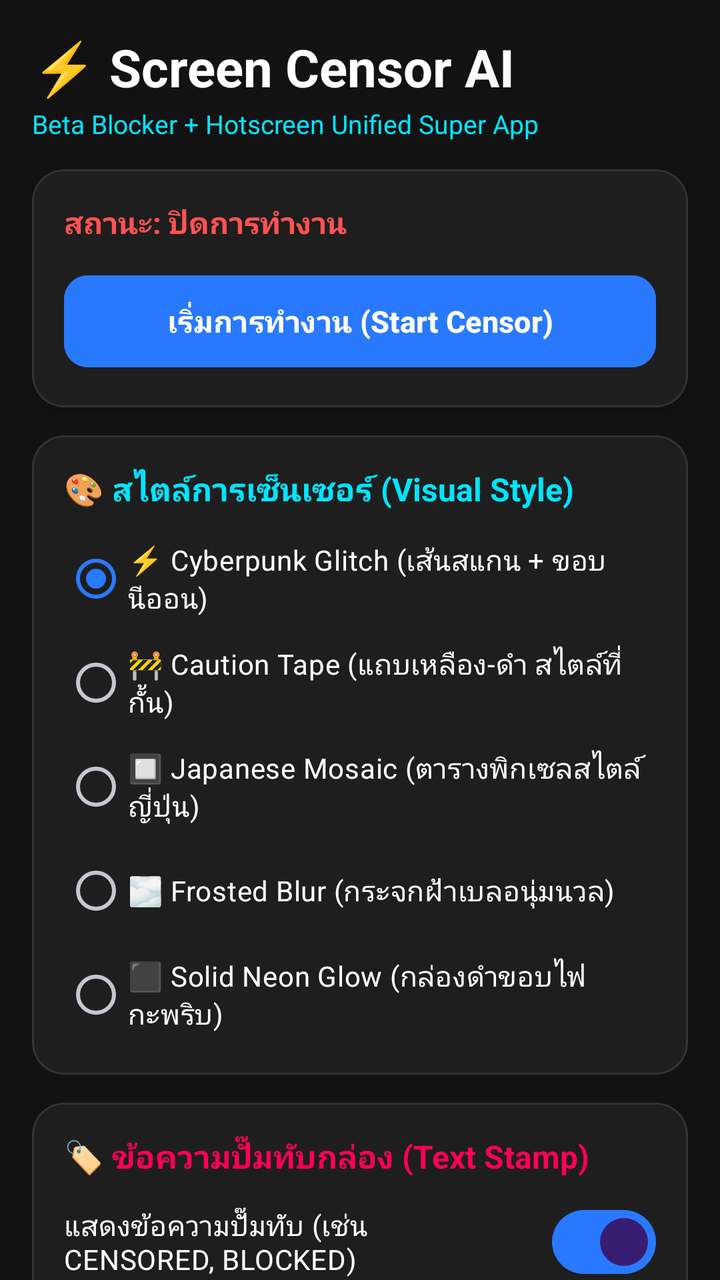
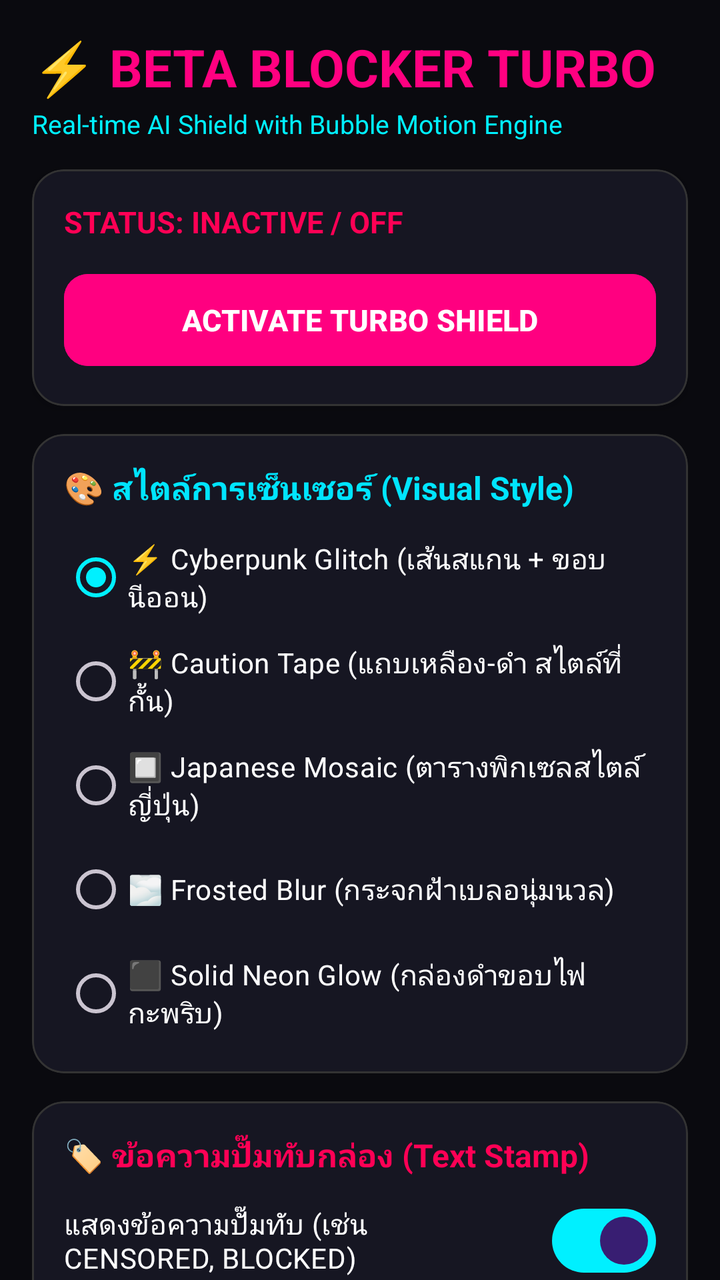

Compare the two renders of this Android layout. The source of the first and the diff that turns it into the second are given below.
<!-- AndroidManifest.xml: application theme Theme.ScreenCensor -->
<!-- res/layout/activity_main.xml -->
<?xml version="1.0" encoding="utf-8"?>
<androidx.core.widget.NestedScrollView xmlns:android="http://schemas.android.com/apk/res/android"
    xmlns:app="http://schemas.android.com/apk/res-auto"
    xmlns:tools="http://schemas.android.com/tools"
    android:layout_width="match_parent"
    android:layout_height="match_parent"
    android:background="@color/dark_bg"
    android:fillViewport="true">

    <LinearLayout
        android:layout_width="match_parent"
        android:layout_height="wrap_content"
        android:orientation="vertical"
        android:padding="16dp">

        
        <TextView
            android:layout_width="wrap_content"
            android:layout_height="wrap_content"
            android:text="⚡ Screen Censor AI"
            android:textColor="@color/white"
            android:textSize="26sp"
            android:textStyle="bold" />

        <TextView
            android:layout_width="wrap_content"
            android:layout_height="wrap_content"
            android:layout_marginTop="2dp"
            android:text="Beta Blocker + Hotscreen Unified Super App"
            android:textColor="#00E5FF"
            android:textSize="13sp" />

        
        <com.google.android.material.card.MaterialCardView
            android:layout_width="match_parent"
            android:layout_height="wrap_content"
            android:layout_marginTop="14dp"
            app:cardBackgroundColor="@color/dark_surface"
            app:cardCornerRadius="16dp"
            app:cardElevation="3dp"
            app:strokeColor="#333333"
            app:strokeWidth="1dp">

            <LinearLayout
                android:layout_width="match_parent"
                android:layout_height="wrap_content"
                android:orientation="vertical"
                android:padding="16dp">

                <TextView
                    android:id="@+id/tvStatus"
                    android:layout_width="wrap_content"
                    android:layout_height="wrap_content"
                    android:text="@string/status_inactive"
                    android:textColor="@color/accent_red"
                    android:textSize="15sp"
                    android:textStyle="bold" />

                <com.google.android.material.button.MaterialButton
                    android:id="@+id/btnToggle"
                    android:layout_width="match_parent"
                    android:layout_height="54dp"
                    android:layout_marginTop="12dp"
                    android:backgroundTint="@color/accent_blue"
                    android:text="@string/btn_start"
                    android:textColor="@color/white"
                    android:textSize="15sp"
                    android:textStyle="bold"
                    app:cornerRadius="12dp" />

            </LinearLayout>
        </com.google.android.material.card.MaterialCardView>

        
        <com.google.android.material.card.MaterialCardView
            android:layout_width="match_parent"
            android:layout_height="wrap_content"
            android:layout_marginTop="14dp"
            app:cardBackgroundColor="@color/dark_surface"
            app:cardCornerRadius="16dp"
            app:strokeColor="#333333"
            app:strokeWidth="1dp">

            <LinearLayout
                android:layout_width="match_parent"
                android:layout_height="wrap_content"
                android:orientation="vertical"
                android:padding="16dp">

                <TextView
                    android:layout_width="wrap_content"
                    android:layout_height="wrap_content"
                    android:text="🎨 สไตล์การเซ็นเซอร์ (Visual Style)"
                    android:textColor="#00E5FF"
                    android:textSize="16sp"
                    android:textStyle="bold" />

                <RadioGroup
                    android:id="@+id/rgStyles"
                    android:layout_width="match_parent"
                    android:layout_height="wrap_content"
                    android:layout_marginTop="10dp">

                    <RadioButton
                        android:id="@+id/rbGlitch"
                        android:layout_width="match_parent"
                        android:layout_height="wrap_content"
                        android:checked="true"
                        android:text="⚡ Cyberpunk Glitch (เส้นสแกน + ขอบนีออน)"
                        android:textColor="@color/white" />

                    <RadioButton
                        android:id="@+id/rbCautionTape"
                        android:layout_width="match_parent"
                        android:layout_height="wrap_content"
                        android:layout_marginTop="4dp"
                        android:text="🚧 Caution Tape (แถบเหลือง-ดำ สไตล์ที่กั้น)"
                        android:textColor="@color/white" />

                    <RadioButton
                        android:id="@+id/rbMosaic"
                        android:layout_width="match_parent"
                        android:layout_height="wrap_content"
                        android:layout_marginTop="4dp"
                        android:text="🔲 Japanese Mosaic (ตารางพิกเซลสไตล์ญี่ปุ่น)"
                        android:textColor="@color/white" />

                    <RadioButton
                        android:id="@+id/rbBlur"
                        android:layout_width="match_parent"
                        android:layout_height="wrap_content"
                        android:layout_marginTop="4dp"
                        android:text="🌫️ Frosted Blur (กระจกฝ้าเบลอนุ่มนวล)"
                        android:textColor="@color/white" />

                    <RadioButton
                        android:id="@+id/rbSolidGlow"
                        android:layout_width="match_parent"
                        android:layout_height="wrap_content"
                        android:layout_marginTop="4dp"
                        android:text="⬛ Solid Neon Glow (กล่องดำขอบไฟกะพริบ)"
                        android:textColor="@color/white" />

                </RadioGroup>

            </LinearLayout>
        </com.google.android.material.card.MaterialCardView>

        
        <com.google.android.material.card.MaterialCardView
            android:layout_width="match_parent"
            android:layout_height="wrap_content"
            android:layout_marginTop="14dp"
            app:cardBackgroundColor="@color/dark_surface"
            app:cardCornerRadius="16dp"
            app:strokeColor="#333333"
            app:strokeWidth="1dp">

            <LinearLayout
                android:layout_width="match_parent"
                android:layout_height="wrap_content"
                android:orientation="vertical"
                android:padding="16dp">

                <TextView
                    android:layout_width="wrap_content"
                    android:layout_height="wrap_content"
                    android:text="🏷️ ข้อความปั๊มทับกล่อง (Text Stamp)"
                    android:textColor="#FF0055"
                    android:textSize="16sp"
                    android:textStyle="bold" />

                <com.google.android.material.materialswitch.MaterialSwitch
                    android:id="@+id/switchShowText"
                    android:layout_width="match_parent"
                    android:layout_height="wrap_content"
                    android:layout_marginTop="8dp"
                    android:checked="true"
                    android:text="แสดงข้อความปั๊มทับ (เช่น CENSORED, BLOCKED)"
                    android:textColor="@color/white" />

            </LinearLayout>
        </com.google.android.material.card.MaterialCardView>

        
        <com.google.android.material.card.MaterialCardView
            android:layout_width="match_parent"
            android:layout_height="wrap_content"
            android:layout_marginTop="14dp"
            app:cardBackgroundColor="@color/dark_surface"
            app:cardCornerRadius="16dp"
            app:strokeColor="#333333"
            app:strokeWidth="1dp">

            <LinearLayout
                android:layout_width="match_parent"
                android:layout_height="wrap_content"
                android:orientation="vertical"
                android:padding="16dp">

                <TextView
                    android:layout_width="wrap_content"
                    android:layout_height="wrap_content"
                    android:text="📐 ขนาดและการตรวจจับ (Tuning)"
                    android:textColor="@color/accent_green"
                    android:textSize="16sp"
                    android:textStyle="bold" />

                <TextView
                    android:id="@+id/tvPadding"
                    android:layout_width="wrap_content"
                    android:layout_height="wrap_content"
                    android:layout_marginTop="12dp"
                    android:text="ขยายขนาดกล่อง (Box Padding): 15%"
                    android:textColor="@color/white"
                    android:textSize="13sp" />

                <com.google.android.material.slider.Slider
                    android:id="@+id/sliderPadding"
                    android:layout_width="match_parent"
                    android:layout_height="wrap_content"
                    android:value="15.0"
                    android:valueFrom="0.0"
                    android:valueTo="40.0"
                    android:stepSize="5.0"
                    app:thumbColor="@color/accent_green"
                    app:trackColorActive="@color/accent_green" />

                <TextView
                    android:id="@+id/tvConfidence"
                    android:layout_width="wrap_content"
                    android:layout_height="wrap_content"
                    android:layout_marginTop="8dp"
                    android:text="ความไวในการตรวจจับ (Confidence): 35%"
                    android:textColor="@color/white"
                    android:textSize="13sp" />

                <com.google.android.material.slider.Slider
                    android:id="@+id/sliderConfidence"
                    android:layout_width="match_parent"
                    android:layout_height="wrap_content"
                    android:value="35.0"
                    android:valueFrom="10.0"
                    android:valueTo="80.0"
                    android:stepSize="5.0"
                    app:thumbColor="@color/accent_blue"
                    app:trackColorActive="@color/accent_blue" />

            </LinearLayout>
        </com.google.android.material.card.MaterialCardView>

        
        <com.google.android.material.card.MaterialCardView
            android:layout_width="match_parent"
            android:layout_height="wrap_content"
            android:layout_marginTop="14dp"
            app:cardBackgroundColor="@color/dark_surface"
            app:cardCornerRadius="16dp"
            app:strokeColor="#333333"
            app:strokeWidth="1dp">

            <LinearLayout
                android:layout_width="match_parent"
                android:layout_height="wrap_content"
                android:orientation="vertical"
                android:padding="16dp">

                <TextView
                    android:layout_width="wrap_content"
                    android:layout_height="wrap_content"
                    android:text="🎯 เลือกชิ้นส่วนที่ต้องการเซ็นเซอร์"
                    android:textColor="@color/accent_blue"
                    android:textSize="16sp"
                    android:textStyle="bold" />

                <com.google.android.material.materialswitch.MaterialSwitch
                    android:id="@+id/switchBreastsExposed"
                    android:layout_width="match_parent"
                    android:layout_height="wrap_content"
                    android:layout_marginTop="8dp"
                    android:checked="true"
                    android:text="เต้านมเปลือย (Breasts Exposed)"
                    android:textColor="@color/white" />

                <com.google.android.material.materialswitch.MaterialSwitch
                    android:id="@+id/switchBreastsCovered"
                    android:layout_width="match_parent"
                    android:layout_height="wrap_content"
                    android:layout_marginTop="6dp"
                    android:checked="true"
                    android:text="ชุดว่ายน้ำ/บิกินี่ท่อนบน (Breasts Covered)"
                    android:textColor="#81D4FA" />

                <com.google.android.material.materialswitch.MaterialSwitch
                    android:id="@+id/switchGenitaliaExposed"
                    android:layout_width="match_parent"
                    android:layout_height="wrap_content"
                    android:layout_marginTop="6dp"
                    android:checked="true"
                    android:text="อวัยวะเพศ (Genitalia Exposed)"
                    android:textColor="@color/white" />

                <com.google.android.material.materialswitch.MaterialSwitch
                    android:id="@+id/switchGenitaliaCovered"
                    android:layout_width="match_parent"
                    android:layout_height="wrap_content"
                    android:layout_marginTop="6dp"
                    android:checked="true"
                    android:text="บิกินี่ล่าง/กางเกงใน (Genitalia Covered)"
                    android:textColor="#81D4FA" />

                <com.google.android.material.materialswitch.MaterialSwitch
                    android:id="@+id/switchButtocksExposed"
                    android:layout_width="match_parent"
                    android:layout_height="wrap_content"
                    android:layout_marginTop="6dp"
                    android:checked="true"
                    android:text="บั้นท้ายเปลือย (Buttocks Exposed)"
                    android:textColor="@color/white" />

                <com.google.android.material.materialswitch.MaterialSwitch
                    android:id="@+id/switchButtocksCovered"
                    android:layout_width="match_parent"
                    android:layout_height="wrap_content"
                    android:layout_marginTop="6dp"
                    android:checked="true"
                    android:text="บั้นท้ายในชุดว่ายน้ำ (Buttocks Covered)"
                    android:textColor="#81D4FA" />

                <com.google.android.material.materialswitch.MaterialSwitch
                    android:id="@+id/switchEyes"
                    android:layout_width="match_parent"
                    android:layout_height="wrap_content"
                    android:layout_marginTop="6dp"
                    android:checked="true"
                    android:text="👁️ ดวงตา (Eye Detection / แถบคาดตาสีดำ)"
                    android:textColor="#FF80AB" />

                <com.google.android.material.materialswitch.MaterialSwitch
                    android:id="@+id/switchFace"
                    android:layout_width="match_parent"
                    android:layout_height="wrap_content"
                    android:layout_marginTop="6dp"
                    android:checked="false"
                    android:text="ใบหน้าทั้งหน้า (Full Face)"
                    android:textColor="@color/white" />

                <com.google.android.material.materialswitch.MaterialSwitch
                    android:id="@+id/switchBelly"
                    android:layout_width="match_parent"
                    android:layout_height="wrap_content"
                    android:layout_marginTop="6dp"
                    android:checked="false"
                    android:text="สะดือ / หน้าท้อง (Belly)"
                    android:textColor="@color/white" />

                <com.google.android.material.materialswitch.MaterialSwitch
                    android:id="@+id/switchArmpits"
                    android:layout_width="match_parent"
                    android:layout_height="wrap_content"
                    android:layout_marginTop="6dp"
                    android:checked="false"
                    android:text="รักแร้ (Armpits)"
                    android:textColor="@color/white" />

            </LinearLayout>
        </com.google.android.material.card.MaterialCardView>

        
        <com.google.android.material.card.MaterialCardView
            android:layout_width="match_parent"
            android:layout_height="wrap_content"
            android:layout_marginTop="14dp"
            android:layout_marginBottom="24dp"
            app:cardBackgroundColor="@color/dark_surface"
            app:cardCornerRadius="16dp"
            app:strokeColor="#333333"
            app:strokeWidth="1dp">

            <LinearLayout
                android:layout_width="match_parent"
                android:layout_height="wrap_content"
                android:orientation="vertical"
                android:padding="16dp">

                <TextView
                    android:layout_width="wrap_content"
                    android:layout_height="wrap_content"
                    android:text="⚙️ ประสิทธิภาพและการสั่นเตือน"
                    android:textColor="#FFD600"
                    android:textSize="16sp"
                    android:textStyle="bold" />

                <com.google.android.material.materialswitch.MaterialSwitch
                    android:id="@+id/switchSmooth"
                    android:layout_width="match_parent"
                    android:layout_height="wrap_content"
                    android:layout_marginTop="8dp"
                    android:checked="true"
                    android:text="ลดการกระพริบเวลาเลื่อนหน้าจอ (Smooth Tracking)"
                    android:textColor="@color/white" />

                <com.google.android.material.materialswitch.MaterialSwitch
                    android:id="@+id/switchHaptic"
                    android:layout_width="match_parent"
                    android:layout_height="wrap_content"
                    android:layout_marginTop="6dp"
                    android:checked="true"
                    android:text="สั่นเตือนเมื่อบล็อกภาพ (Haptic Pulse)"
                    android:textColor="@color/white" />

            </LinearLayout>
        </com.google.android.material.card.MaterialCardView>

    </LinearLayout>
</androidx.core.widget.NestedScrollView>
<!-- resources referenced by this layout -->
<resources>
  <color name="accent_blue">#2979FF</color>
  <color name="accent_green">#00E676</color>
  <color name="accent_red">#FF5252</color>
  <color name="dark_bg">#121212</color>
  <color name="dark_surface">#1E1E1E</color>
  <color name="white">#FFFFFFFF</color>
  <string name="btn_start">เริ่มการทำงาน (Start Censor)</string>
  <string name="status_inactive">สถานะ: ปิดการทำงาน</string>
  <style name="Theme.ScreenCensor" parent="Theme.Material3.Dark.NoActionBar">
          <item name="colorPrimary">@color/accent_blue</item>
          <item name="colorSecondary">@color/teal_200</item>
          <item name="android:statusBarColor">@color/dark_bg</item>
          <item name="android:navigationBarColor">@color/dark_bg</item>
      </style>
  <color name="teal_200">#FF03DAC5</color>
</resources>

<!-- the commit's change to res/layout/activity_main.xml (unified diff, before → after) -->
@@ -17,8 +17,8 @@
         <TextView
             android:layout_width="wrap_content"
             android:layout_height="wrap_content"
-            android:text="⚡ Screen Censor AI"
-            android:textColor="@color/white"
+            android:text="⚡ BETA BLOCKER TURBO"
+            android:textColor="@color/beta_pink"
             android:textSize="26sp"
             android:textStyle="bold" />
 
@@ -26,8 +26,8 @@
             android:layout_width="wrap_content"
             android:layout_height="wrap_content"
             android:layout_marginTop="2dp"
-            android:text="Beta Blocker + Hotscreen Unified Super App"
-            android:textColor="#00E5FF"
+            android:text="Real-time AI Shield with Bubble Motion Engine"
+            android:textColor="@color/beta_cyan"
             android:textSize="13sp" />
 
         
@@ -61,7 +61,7 @@
                     android:layout_width="match_parent"
                     android:layout_height="54dp"
                     android:layout_marginTop="12dp"
-                    android:backgroundTint="@color/accent_blue"
+                    android:backgroundTint="@color/beta_pink"
                     android:text="@string/btn_start"
                     android:textColor="@color/white"
                     android:textSize="15sp"
<!-- resource entries referenced after the edit -->
@@ -1,19 +1,21 @@
 <!-- resources referenced by this layout -->
 <resources>
-  <color name="accent_blue">#2979FF</color>
+  <color name="accent_blue">#00F0FF</color>
   <color name="accent_green">#00E676</color>
-  <color name="accent_red">#FF5252</color>
-  <color name="dark_bg">#121212</color>
-  <color name="dark_surface">#1E1E1E</color>
+  <color name="accent_red">#FF0055</color>
+  <color name="beta_cyan">#00F0FF</color>
+  <color name="beta_pink">#FF0080</color>
+  <color name="dark_bg">#0A0A0F</color>
+  <color name="dark_surface">#161622</color>
   <color name="white">#FFFFFFFF</color>
-  <string name="btn_start">เริ่มการทำงาน (Start Censor)</string>
-  <string name="status_inactive">สถานะ: ปิดการทำงาน</string>
+  <string name="btn_start">ACTIVATE TURBO SHIELD</string>
+  <string name="status_inactive">STATUS: INACTIVE / OFF</string>
   <style name="Theme.ScreenCensor" parent="Theme.Material3.Dark.NoActionBar">
           <item name="colorPrimary">@color/accent_blue</item>
           <item name="colorSecondary">@color/teal_200</item>
           <item name="android:statusBarColor">@color/dark_bg</item>
           <item name="android:navigationBarColor">@color/dark_bg</item>
       </style>
-  <color name="teal_200">#FF03DAC5</color>
+  <color name="teal_200">#00F0FF</color>
 </resources>
 
